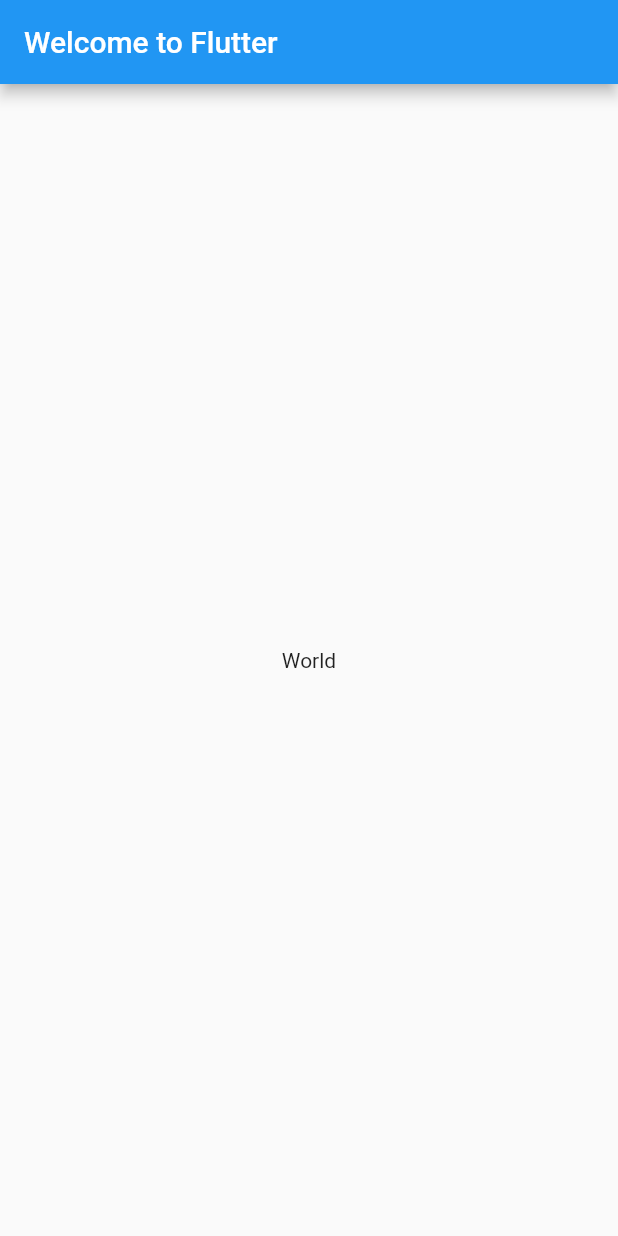
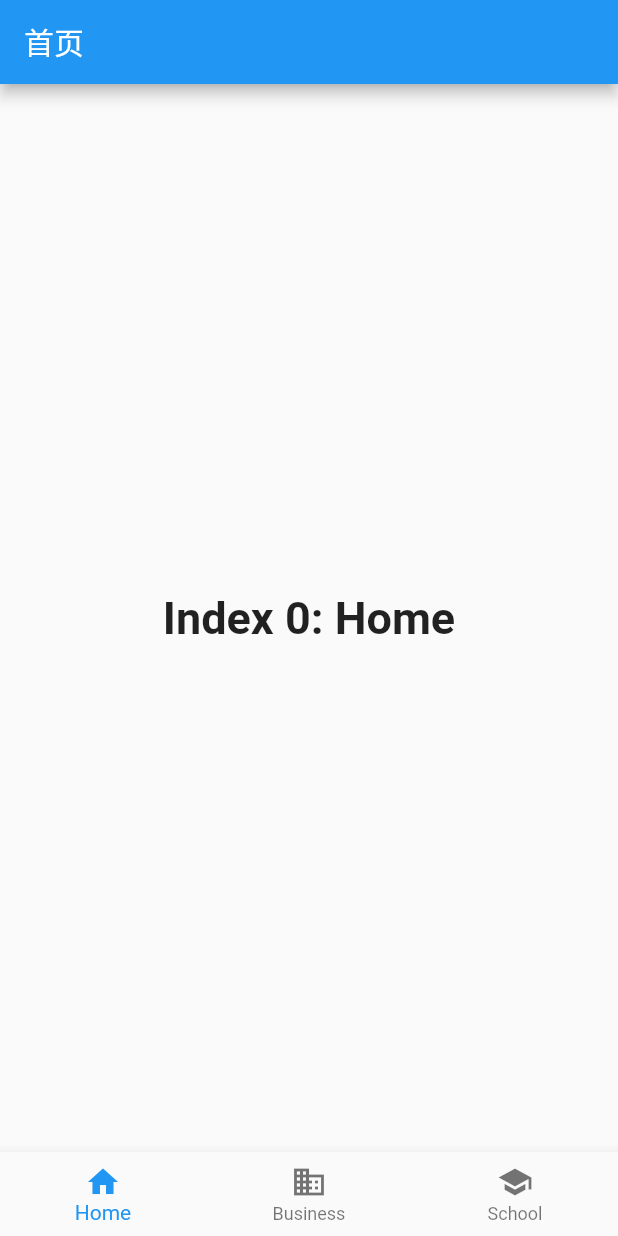
Before and after one commit to Braindie/BJFlutterDemo, a Flutter app: the screen it shows after launch, on a phone screen of 412 x 824 dp. Run offline on Flutter 3.47's test engine with Material 2 defaults, Android fonts, the phone set to English and light mode, and no system bars.

Commit message:
Flutter语法

```diff
--- a/flutter_demo/lib/main.dart
+++ b/flutter_demo/lib/main.dart
@@ -1,20 +1,85 @@
 import 'package:flutter/material.dart';
+// import 'package:english_words/english_words.dart';
 
 void main() => runApp(new MyApp());
 
 class MyApp extends StatelessWidget {
   @override
   Widget build(BuildContext context) {
+    // final wordPair = new WordPair.random();
     return new MaterialApp(
       title: 'Welcome to Flutter',
-      home: new Scaffold(
-        appBar: new AppBar(
-          title: new Text('Welcome to Flutter'),
+      home: new MyScaffold(),
+      // home: new Scaffold(
+      //   appBar: new AppBar(
+      //     title: new Text('Welcome to Flutter'),
+      //   ),
+      //   body: new Center(
+      //     child: new Text('World'),
+      //   ),
+      // ),
+    );
+  }
+}
+
+class MyScaffold extends StatelessWidget {
+
+  int _selectedIndex = 0;
+  static const TextStyle optionStyle = TextStyle(fontSize: 30, fontWeight: FontWeight.bold);
+  static const List<Widget> _widgetOptions = <Widget>[
+    Text(
+      'Index 0: Home',
+      style: optionStyle,
+    ),
+    Text(
+      'Index 1: Business',
+      style: optionStyle,
+    ),
+    Text(
+      'Index 2: School',
+      style: optionStyle,
+    ),
+  ];
+
+
+
+  @override
+  Widget build(BuildContext context) {
+    return Scaffold(
+      appBar: AppBar(
+        title: new Text(
+          '首页'
         ),
-        body: new Center(
-          child: new Text('World'),
-        ),
+      ),
+      body: Center(
+        child: _widgetOptions.elementAt(_selectedIndex),
+      ),
+      bottomNavigationBar: BottomNavigationBar(
+        items: const <BottomNavigationBarItem>[
+          BottomNavigationBarItem(
+            icon: Icon(Icons.home),
+            title: Text('Home'),
+          ),
+          BottomNavigationBarItem(
+            icon: Icon(Icons.business),
+            title: Text('Business'),
+          ),
+          BottomNavigationBarItem(
+            icon: Icon(Icons.school),
+            title: Text('School')
+          )
+        ],
+        currentIndex: _selectedIndex,
+        onTap: _onItemTapped,
       ),
     );
   }
+
+  void _onItemTapped(int index) {
+    print(index);
+    print(_selectedIndex);
+    // setState(() {
+    //   _selectedIndex = index;
+    // });
+  }
 }
```
Also changed, not shown: 1 other file.
